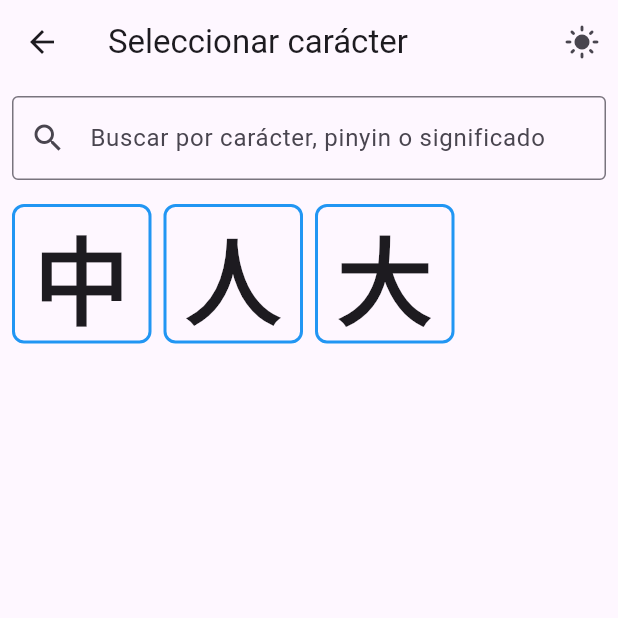
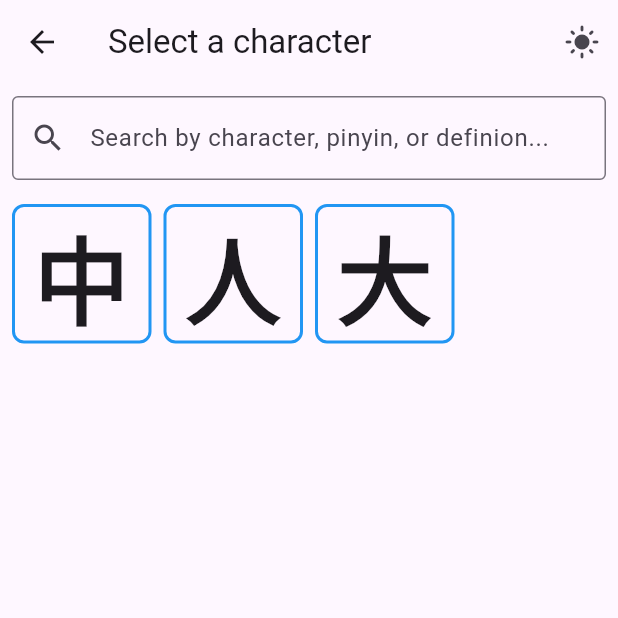
Before and after one commit to AlanR0za/trad_chinese_learning_app, a Flutter app: the screen it shows after launch, after a tap on "Handwriting Practice", on a phone screen of 412 x 824 dp, the top half of it. Run offline on Flutter 3.47's test engine with Material 3 defaults, Android fonts, the phone set to English and light mode, and no system bars; our stand-ins replace shared_preferences.

Commit message:
Translated character list and writing screen buttons to english

```diff
--- a/hanzi_write_master/lib/screens/character_list_screen.dart
+++ b/hanzi_write_master/lib/screens/character_list_screen.dart
@@ -105,12 +105,12 @@ class _CharacterListScreenState extends State<CharacterListScreen> {
   Widget build(BuildContext context) {
     return Scaffold(
       appBar: AppBar(
-        title: const Text('Seleccionar carácter'),
+        title: const Text('Select a character'),
         actions: [
           IconButton(
             icon: Icon(widget.isDark ? Icons.dark_mode : Icons.light_mode),
             onPressed: widget.onToggleTheme,
-            tooltip: widget.isDark ? 'Cambiar a claro' : 'Cambiar a oscuro',
+            tooltip: widget.isDark ? 'Switch to light mode' : 'Switch to dark mode',
           ),
         ],
       ),
@@ -124,7 +124,7 @@ class _CharacterListScreenState extends State<CharacterListScreen> {
                     controller: _searchCtrl,
                     decoration: const InputDecoration(
                       prefixIcon: Icon(Icons.search),
-                      hintText: 'Buscar por carácter, pinyin o significado',
+                      hintText: 'Search by character, pinyin, or definion...',
                       border: OutlineInputBorder(),
                     ),
                     onChanged: _applyFilter,
```
Also changed, not shown: hanzi_write_master/lib/screens/practice_screen.dart (+4 -4 lines).
